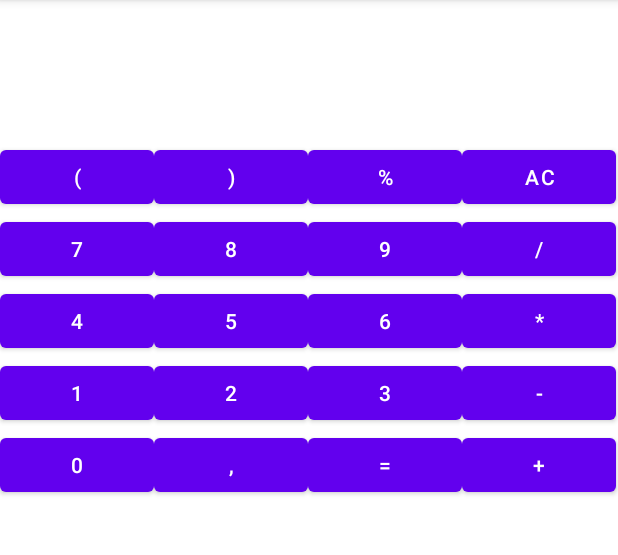
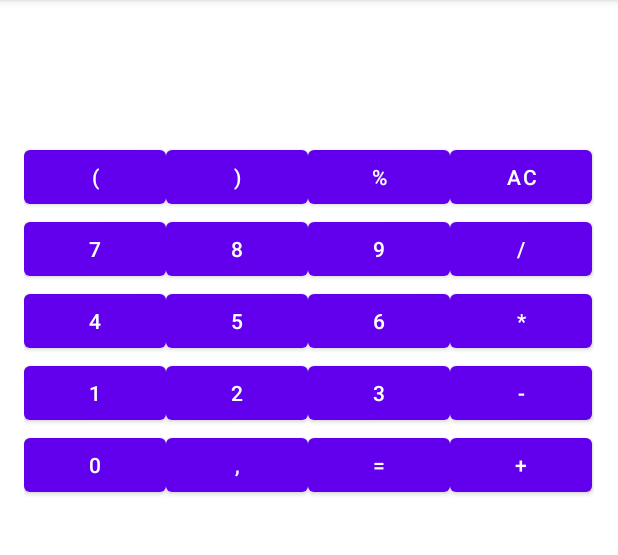
Before and after one commit to alexander-voronov/L2.Layouts, an Android app: the screen it shows after launch (MainActivity), on a phone screen of 412 x 824 dp, the part 84-639 px from its top. Run offline under Robolectric (Android 15) with nearby library versions, the phone set to English and light mode, and no system bars.

Commit message:
Used LinearLayout

```diff
--- a/app/src/main/res/layout/activity_main.xml
+++ b/app/src/main/res/layout/activity_main.xml
@@ -1,6 +1,14 @@
 <?xml version="1.0" encoding="utf-8"?>
-<TableLayout xmlns:android="http://schemas.android.com/apk/res/android"
+<LinearLayout xmlns:android="http://schemas.android.com/apk/res/android"
     xmlns:tools="http://schemas.android.com/tools"
+    android:layout_width="match_parent"
+    android:layout_height="match_parent"
+    android:gravity="center"
+    android:orientation="horizontal"
+    android:paddingLeft="16dp"
+    android:paddingRight="16dp">
+
+    <TableLayout
         android:layout_width="match_parent"
         android:layout_height="match_parent"
         android:stretchColumns="*">
@@ -151,3 +159,4 @@
                 android:text="+" />
         </TableRow>
     </TableLayout>
+</LinearLayout>
```
Lines whose indentation alone changed are shown as unchanged.
